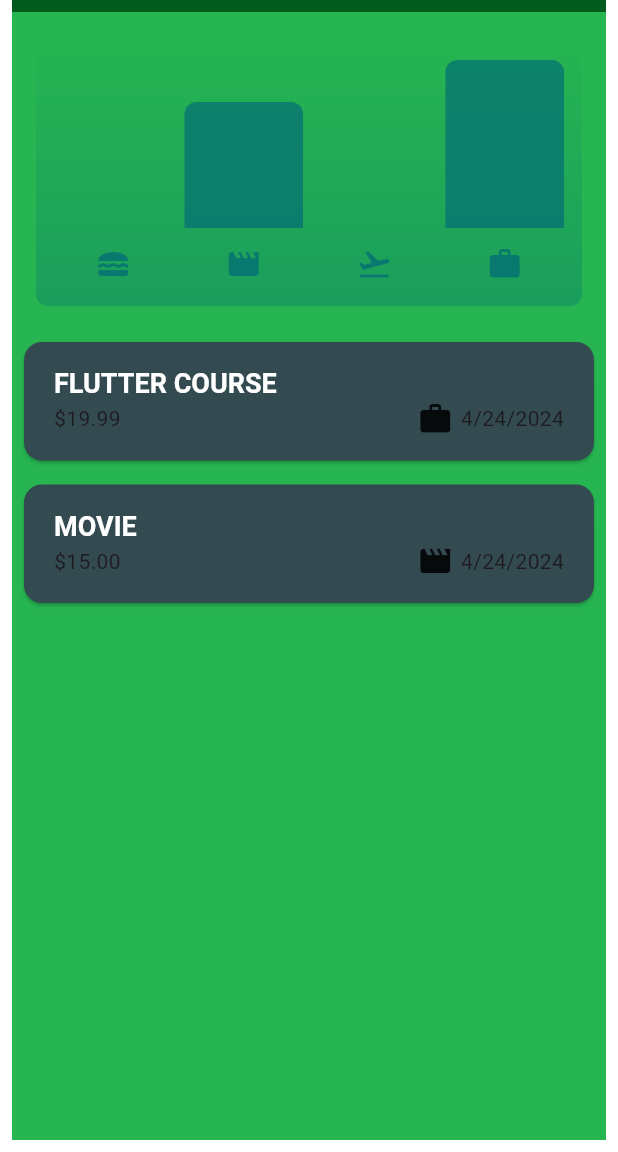
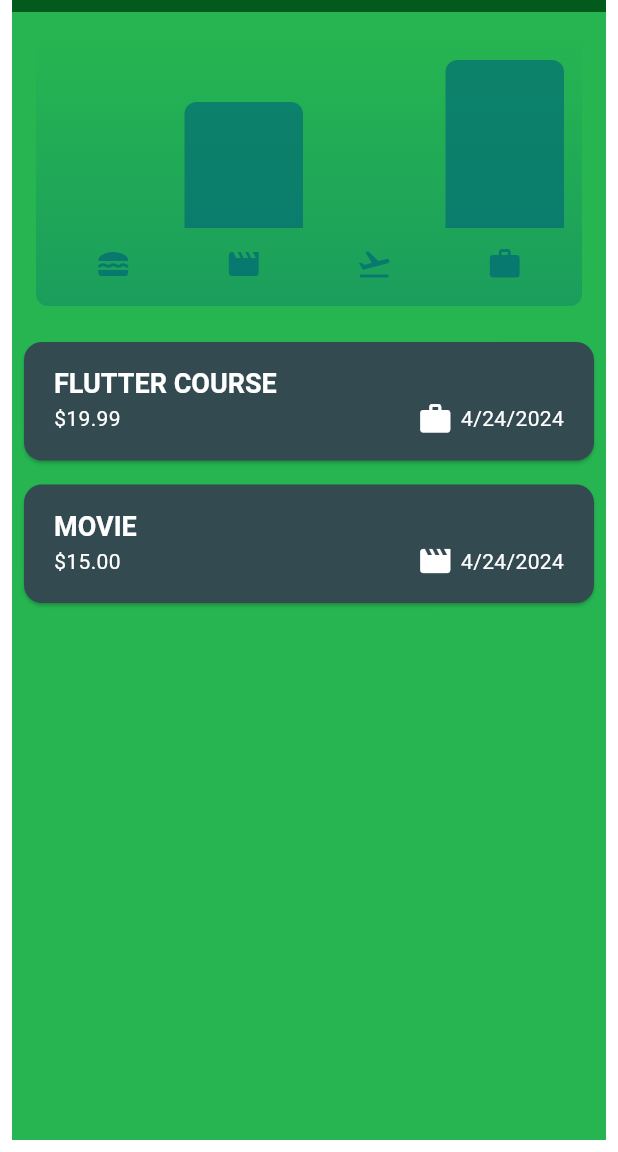
Before and after one commit to balayogigmcs/Expenses-Tracker-App, a Flutter app: the screen it shows after launch, on a phone screen of 412 x 824 dp, the part 84-1236 px from its top. Run offline on Flutter 3.47's test engine with Material 3 defaults, Android fonts, the phone set to English and light mode, and no system bars.

Commit message:
swaping rows and columns

```diff
--- a/lib/main.dart
+++ b/lib/main.dart
@@ -1,6 +1,6 @@
 import 'package:expenses_tracker_app/widgets/expenses.dart';
 import 'package:flutter/material.dart';
-import 'package:flutter/services.dart';
+//import 'package:flutter/services.dart';
 
 
 var kColorScheme = ColorScheme.fromSeed(
@@ -12,11 +12,11 @@ var kDarkColorScheme = ColorScheme.fromSeed(
   seedColor:const  Color.fromARGB(255, 163, 167, 153),
 );
 
-void main() {
+void main() {/*
   WidgetsFlutterBinding.ensureInitialized();
   SystemChrome.setPreferredOrientations([
     DeviceOrientation.portraitUp,
-  ]).then((fn){
+  ]).then((fn){*/
     runApp(MaterialApp(
     darkTheme: ThemeData.dark().copyWith(
       useMaterial3: true,
@@ -60,5 +60,5 @@ void main() {
     home: const Expenses(),
   ));
 
-  });
+  //});
 }
--- a/lib/widgets/expenses.dart
+++ b/lib/widgets/expenses.dart
@@ -3,7 +3,6 @@ import 'package:flutter/material.dart';
 import 'package:expenses_tracker_app/models/expense.dart';
 import 'package:expenses_tracker_app/widgets/expenses_list/expenses_list.dart';
 import 'package:expenses_tracker_app/widgets/new_expenses.dart';
-
 
 class Expenses extends StatefulWidget {
   const Expenses({super.key});
@@ -67,6 +66,9 @@ class _ExpensesState extends State<Expenses> {
 
   @override
   Widget build(BuildContext context) {
+    final width = MediaQuery.of(context).size.width;
+    //final height = MediaQuery.of(context).size.height;
+
     Widget mainContent =
         const Center(child: Text("Expenses not found, Add some!"));
     if (_registeredExpenses.isNotEmpty) {
@@ -76,7 +78,7 @@ class _ExpensesState extends State<Expenses> {
     return Padding(
       padding: const EdgeInsets.fromLTRB(8.0, 8, 8, 8),
       child: Scaffold(
-        backgroundColor:Color.fromARGB(255, 38, 181, 81),
+        backgroundColor: Color.fromARGB(255, 38, 181, 81),
         appBar: AppBar(
           backgroundColor: Color.fromARGB(255, 3, 90, 29),
           title: const Text('Expenses Tracker'),
@@ -90,9 +92,20 @@ class _ExpensesState extends State<Expenses> {
             ),
           ],
         ),
-        body: Column(
+        body: width < 600
+            ? Column(
                 children: [
                   Chart(expenses: _registeredExpenses),
+                  Expanded(
+                    child: mainContent,
+                  ),
+                ],
+              )
+            : Row(
+                children: [
+                  Expanded(
+                    child: Chart(expenses: _registeredExpenses),
+                  ),
                   Expanded(
                     child: mainContent,
                   ),
--- a/lib/widgets/expenses_list/expense_item.dart
+++ b/lib/widgets/expenses_list/expense_item.dart
@@ -17,18 +17,27 @@ class ExpenseItem extends StatelessWidget {
         child: Column(
           crossAxisAlignment: CrossAxisAlignment.start,
           children: [
-            Text(expense.title.toUpperCase(),style: Theme.of(context).textTheme.titleLarge,),
+            Text(
+              expense.title.toUpperCase(),
+              style: Theme.of(context).textTheme.titleLarge,
+            ),
             Row(
               children: [
                 Text(
                   '\$${expense.amount.toStringAsFixed(2)}',
+                  style: const TextStyle(color: Colors.white),
                 ),
                 const Spacer(),
                 Row(
                   children: [
-                    Icon(categoryIcons[expense.category]),
-                    const SizedBox(width: 5,),
-                    Text(expense.formattedDate)
+                    Icon(categoryIcons[expense.category],color: Colors.white,),
+                    const SizedBox(
+                      width: 5,
+                    ),
+                    Text(
+                      expense.formattedDate,
+                      style: const TextStyle(color: Colors.white),
+                    )
                   ],
                 ),
               ],
```
Lines whose indentation alone changed are shown as unchanged.
